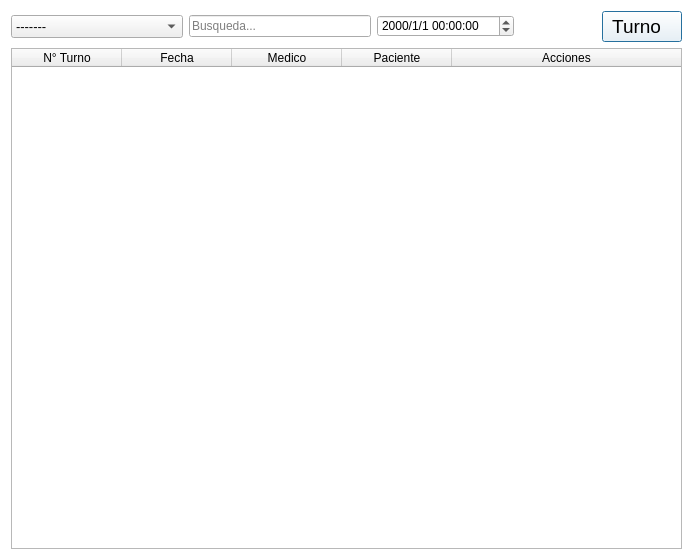
This is View/vistaTurnos.ui in BermudezK/consultsoft as Qt 5 draws it before an edit. The edited form follows.
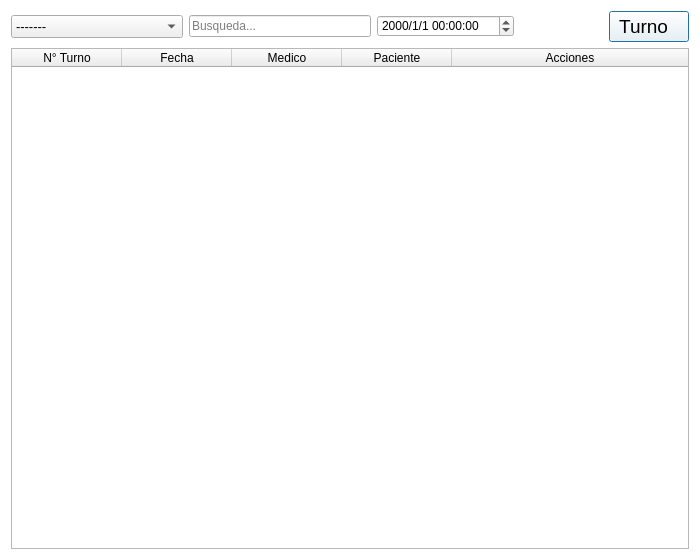
This is the edited form. Icons and pictures are not drawn.

```diff
--- a/View/vistaTurnos.ui
+++ b/View/vistaTurnos.ui
@@ -9,7 +9,7 @@
    <rect>
     <x>0</x>
     <y>0</y>
-    <width>684</width>
+    <width>700</width>
     <height>560</height>
    </rect>
   </property>
@@ -138,6 +138,15 @@
      <property name="autoScrollMargin">
       <number>16</number>
      </property>
+     <property name="selectionMode">
+      <enum>QAbstractItemView::SingleSelection</enum>
+     </property>
+     <property name="selectionBehavior">
+      <enum>QAbstractItemView::SelectRows</enum>
+     </property>
+     <property name="sortingEnabled">
+      <bool>true</bool>
+     </property>
      <property name="columnCount">
       <number>5</number>
      </property>
@@ -154,7 +163,7 @@
       <number>37</number>
      </attribute>
      <attribute name="horizontalHeaderShowSortIndicator" stdset="0">
-      <bool>false</bool>
+      <bool>true</bool>
      </attribute>
      <attribute name="horizontalHeaderStretchLastSection">
       <bool>true</bool>
```
